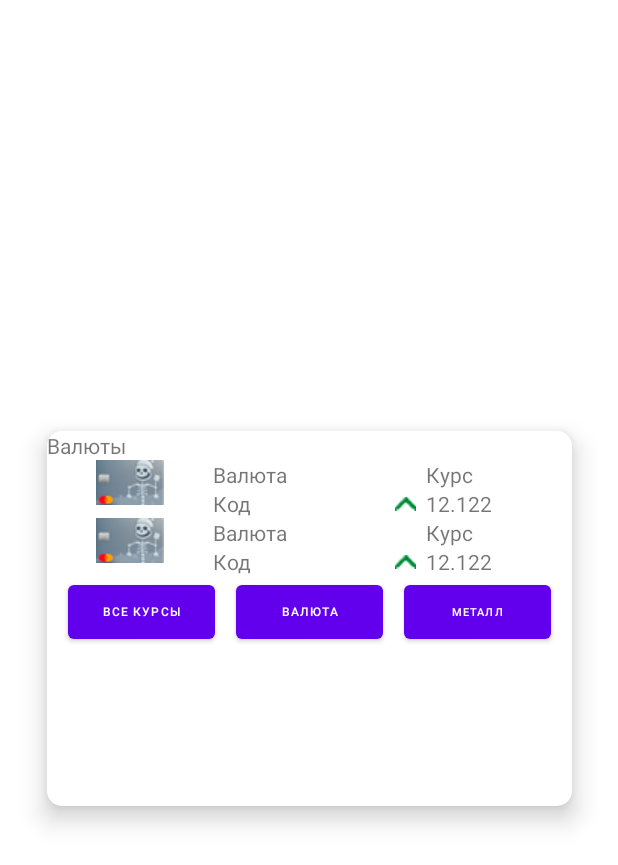
After one commit to Baylake/android-bankapplication, an Android app: the layout recycle_view_main_2.xml on its own in the app's theme, with its tools: preview values and no code run, on a phone screen of 412 x 824 dp. The commit adds this screen. Shown: the top 865 px of the screen. Run offline under Robolectric (Android 15) with nearby library versions, the phone set to English and light mode, and no system bars.

Commit message:
Currency
I added a php file that parses the exchange rate and sends it to the database, added a new interface element and made a select query in the database class

```diff
--- a/app/build.gradle
+++ b/app/build.gradle
@@ -30,6 +30,7 @@ android {
 
 dependencies {
     implementation "androidx.fragment:fragment:1.3.6"
+    implementation 'org.apache.commons:commons-text:1.9'
 
     implementation 'androidx.appcompat:appcompat:1.5.1'
     implementation 'com.google.android.material:material:1.7.0'
--- a/app/src/main/java/com/example/bank/PasswordActivity.java
+++ b/app/src/main/java/com/example/bank/PasswordActivity.java
@@ -40,9 +40,8 @@ public final Context context = this;
     protected void onCreate(Bundle savedInstanceState) {
         super.onCreate(savedInstanceState);
         setContentView(R.layout.activity_password);
-
-
-
+        DataBase dataBase=new DataBase();
+        dataBase.selectDollarAndEuroCurrencyRate();
         ImageButton button1 = findViewById(R.id.image_Button1);
         ImageButton button2 = findViewById(R.id.image_Button2);
         ImageButton button3 = findViewById(R.id.image_Button3);
--- /dev/null
+++ b/app/src/main/res/layout/recycle_view_main_2.xml
@@ -0,0 +1,238 @@
+<?xml version="1.0" encoding="utf-8"?>
+<androidx.constraintlayout.widget.ConstraintLayout xmlns:android="http://schemas.android.com/apk/res/android"
+    xmlns:app="http://schemas.android.com/apk/res-auto"
+    xmlns:tools="http://schemas.android.com/tools"
+    android:layout_width="match_parent"
+    android:layout_height="match_parent">
+
+    <LinearLayout
+        android:layout_width="350dp"
+        android:layout_height="250dp"
+        android:orientation="vertical"
+        android:elevation="10dp"
+        android:background="@drawable/rounded_shape"
+        app:layout_constraintBottom_toBottomOf="parent"
+        app:layout_constraintEnd_toEndOf="parent"
+        app:layout_constraintStart_toStartOf="parent"
+        app:layout_constraintTop_toTopOf="parent">
+
+        <TextView
+            android:id="@+id/textView3"
+            android:layout_width="match_parent"
+            android:layout_height="wrap_content"
+            android:text="Валюты" />
+
+        <LinearLayout
+            android:layout_width="match_parent"
+            android:layout_height="wrap_content"
+            android:orientation="horizontal">
+
+            <ImageView
+                android:id="@+id/imageViewCurrency1"
+                android:layout_width="wrap_content"
+                android:layout_height="wrap_content"
+                android:layout_weight="1"
+                app:srcCompat="@drawable/main_activity_small_card_master_card" />
+
+            <LinearLayout
+                android:layout_width="wrap_content"
+                android:layout_height="wrap_content"
+                android:layout_weight="1"
+                android:orientation="vertical">
+
+                <TextView
+                    android:id="@+id/textCurrencyName1"
+                    android:layout_width="wrap_content"
+                    android:layout_height="wrap_content"
+                    android:layout_weight="1"
+                    android:text="@string/Currency" />
+
+                <TextView
+                    android:id="@+id/textCurrencyCode1"
+                    android:layout_width="wrap_content"
+                    android:layout_height="wrap_content"
+                    android:layout_weight="1"
+                    android:text="@string/Code" />
+
+            </LinearLayout>
+
+            <LinearLayout
+                android:layout_width="wrap_content"
+                android:layout_height="wrap_content"
+                android:layout_weight="1"
+                android:orientation="horizontal">
+
+                <LinearLayout
+                    android:layout_width="wrap_content"
+                    android:layout_height="match_parent"
+                    android:layout_weight="1"
+                    android:orientation="vertical">
+
+                    <Space
+                        android:layout_width="match_parent"
+                        android:layout_height="wrap_content"
+                        android:layout_weight="1" />
+
+                    <ImageView
+                        android:id="@+id/imageArrow1"
+                        android:layout_width="wrap_content"
+                        android:layout_height="0dp"
+                        android:layout_gravity="center"
+                        android:layout_weight="1"
+                        app:srcCompat="@drawable/main_activity_arrow_up" />
+                </LinearLayout>
+
+                <LinearLayout
+                    android:layout_width="wrap_content"
+                    android:layout_height="wrap_content"
+                    android:layout_weight="4"
+                    android:orientation="vertical">
+
+                    <TextView
+                        android:id="@+id/textView18"
+                        android:layout_width="match_parent"
+                        android:layout_height="wrap_content"
+                        android:text="@string/CurrencyRate" />
+
+                    <TextView
+                        android:id="@+id/textCurrencyValue1"
+                        android:layout_width="match_parent"
+                        android:layout_height="wrap_content"
+                        android:text="@string/CurrencyRateExample" />
+                </LinearLayout>
+
+            </LinearLayout>
+
+        </LinearLayout>
+
+        <LinearLayout
+            android:layout_width="match_parent"
+            android:layout_height="wrap_content"
+            android:orientation="horizontal">
+
+            <ImageView
+                android:id="@+id/imageViewCurrency2"
+                android:layout_width="wrap_content"
+                android:layout_height="wrap_content"
+                android:layout_weight="1"
+                app:srcCompat="@drawable/main_activity_small_card_master_card" />
+
+            <LinearLayout
+                android:layout_width="wrap_content"
+                android:layout_height="wrap_content"
+                android:layout_weight="1"
+                android:orientation="vertical">
+
+                <TextView
+                    android:id="@+id/textCurrencyName2"
+                    android:layout_width="match_parent"
+                    android:layout_height="wrap_content"
+                    android:text="@string/Currency" />
+
+                <TextView
+                    android:id="@+id/textCurrencyCode2"
+                    android:layout_width="match_parent"
+                    android:layout_height="wrap_content"
+                    android:text="@string/Code" />
+            </LinearLayout>
+
+            <LinearLayout
+                android:layout_width="wrap_content"
+                android:layout_height="wrap_content"
+                android:layout_weight="1"
+                android:orientation="horizontal">
+
+                <LinearLayout
+                    android:layout_width="wrap_content"
+                    android:layout_height="match_parent"
+                    android:layout_weight="1"
+                    android:orientation="vertical">
+
+                    <Space
+                        android:layout_width="match_parent"
+                        android:layout_height="wrap_content"
+                        android:layout_weight="1" />
+
+                    <ImageView
+                        android:id="@+id/imageArrow2"
+                        android:layout_width="wrap_content"
+                        android:layout_height="0dp"
+                        android:layout_gravity="center"
+                        android:layout_weight="1"
+                        app:srcCompat="@drawable/main_activity_arrow_up" />
+
+                </LinearLayout>
+
+                <LinearLayout
+                    android:layout_width="wrap_content"
+                    android:layout_height="wrap_content"
+                    android:layout_weight="4"
+                    android:orientation="vertical">
+
+                    <TextView
+                        android:id="@+id/textView23"
+                        android:layout_width="match_parent"
+                        android:layout_height="wrap_content"
+                        android:text="@string/CurrencyRate" />
+
+                    <TextView
+                        android:id="@+id/textCurrencyValue2"
+                        android:layout_width="match_parent"
+                        android:layout_height="wrap_content"
+                        android:text="@string/CurrencyRateExample" />
+                </LinearLayout>
+            </LinearLayout>
+        </LinearLayout>
+
+        <LinearLayout
+            android:layout_width="match_parent"
+            android:layout_height="match_parent"
+            android:orientation="horizontal">
+
+            <Space
+                android:layout_width="wrap_content"
+                android:layout_height="wrap_content"
+                android:layout_weight="1" />
+
+            <Button
+                android:id="@+id/buttonAllRates"
+                android:layout_width="0dp"
+                android:layout_height="wrap_content"
+                android:layout_weight="7"
+                android:text="@string/AllRates"
+                android:textSize="8sp" />
+
+            <Space
+                android:layout_width="0dp"
+                android:layout_height="wrap_content"
+                android:layout_weight="1" />
+
+            <Button
+                android:id="@+id/buttonCurrency"
+                android:layout_width="0dp"
+                android:layout_height="wrap_content"
+                android:layout_weight="7"
+                android:text="@string/Currency"
+                android:textSize="8sp" />
+
+            <Space
+                android:layout_width="0dp"
+                android:layout_height="wrap_content"
+                android:layout_weight="1" />
+
+            <Button
+                android:id="@+id/buttonMetal"
+                android:layout_width="0dp"
+                android:layout_height="wrap_content"
+                android:layout_weight="7"
+                android:text="@string/Metal"
+                android:textSize="7sp" />
+
+            <Space
+                android:layout_width="0dp"
+                android:layout_height="wrap_content"
+                android:layout_weight="1" />
+        </LinearLayout>
+
+    </LinearLayout>
+</androidx.constraintlayout.widget.ConstraintLayout>
--- a/app/src/main/res/values/strings.xml
+++ b/app/src/main/res/values/strings.xml
@@ -12,6 +12,12 @@
     <string name="Transfer">Перевести</string>
     <string name="Swap">Поменять местами</string>
     <string name="EnterPassword">Введите пароль</string>
+    <string name="Currency">Валюта</string>
+    <string name="Metal">Металл</string>
+    <string name="Code">Код</string>
+    <string name="CurrencyRate">Курс</string>
+    <string name="CurrencyRateExample">12.122</string>
+    <string name="AllRates">Все курсы</string>
     <string name="Digit_1">1</string>
     <string name="Digit_2">2</string>
     <string name="Digit_3">3</string>
```
Also changed, not shown: app/src/main/java/com/example/bank/DataBase.java (+14 -0 lines), app/src/main/java/com/example/bank/MyRecyclerViewAdapter.java (+72 -10 lines), app/src/main/res/layout/recycle_view_main_1.xml (added, +144 -0 lines), app/src/main/res/drawable/main_activity_arrow_down.png (added), app/src/main/res/drawable/main_activity_arrow_up.png (added), 5 other files.
